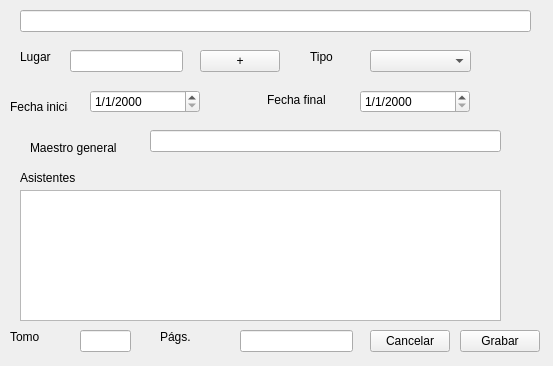
The window that nuevocapitulo.ui (rogorido/qtpredicadores) describes before a commit, drawn with Qt 5.
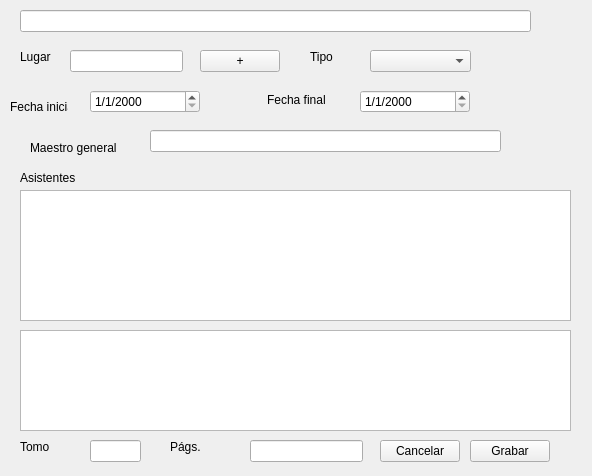
The same window after the commit.

Commit message: Primera versión de sql para NuevoCapitulo

```diff
--- a/nuevocapitulo.ui
+++ b/nuevocapitulo.ui
@@ -6,8 +6,8 @@
    <rect>
     <x>0</x>
     <y>0</y>
-    <width>553</width>
-    <height>366</height>
+    <width>592</width>
+    <height>476</height>
    </rect>
   </property>
   <property name="windowTitle">
@@ -16,8 +16,8 @@
   <widget class="QPushButton" name="btCancel">
    <property name="geometry">
     <rect>
-     <x>370</x>
-     <y>330</y>
+     <x>380</x>
+     <y>440</y>
      <width>80</width>
      <height>22</height>
     </rect>
@@ -29,8 +29,8 @@
   <widget class="QPushButton" name="btOK">
    <property name="geometry">
     <rect>
-     <x>460</x>
-     <y>330</y>
+     <x>470</x>
+     <y>440</y>
      <width>80</width>
      <height>22</height>
     </rect>
@@ -139,7 +139,7 @@
     <rect>
      <x>20</x>
      <y>190</y>
-     <width>481</width>
+     <width>551</width>
      <height>131</height>
     </rect>
    </property>
@@ -212,8 +212,8 @@
   <widget class="QLineEdit" name="txtTomo">
    <property name="geometry">
     <rect>
-     <x>80</x>
-     <y>330</y>
+     <x>90</x>
+     <y>440</y>
      <width>51</width>
      <height>22</height>
     </rect>
@@ -222,8 +222,8 @@
   <widget class="QLabel" name="label_6">
    <property name="geometry">
     <rect>
-     <x>10</x>
-     <y>330</y>
+     <x>20</x>
+     <y>440</y>
      <width>58</width>
      <height>14</height>
     </rect>
@@ -235,8 +235,8 @@
   <widget class="QLabel" name="label_7">
    <property name="geometry">
     <rect>
-     <x>160</x>
-     <y>330</y>
+     <x>170</x>
+     <y>440</y>
      <width>58</width>
      <height>14</height>
     </rect>
@@ -248,13 +248,23 @@
   <widget class="QLineEdit" name="txtPaginas">
    <property name="geometry">
     <rect>
-     <x>240</x>
-     <y>330</y>
+     <x>250</x>
+     <y>440</y>
      <width>113</width>
      <height>22</height>
     </rect>
    </property>
   </widget>
+  <widget class="QTextEdit" name="txtNotas">
+   <property name="geometry">
+    <rect>
+     <x>20</x>
+     <y>330</y>
+     <width>551</width>
+     <height>101</height>
+    </rect>
+   </property>
+  </widget>
  </widget>
  <resources/>
  <connections/>
```
The commit also changes 1 other file.
